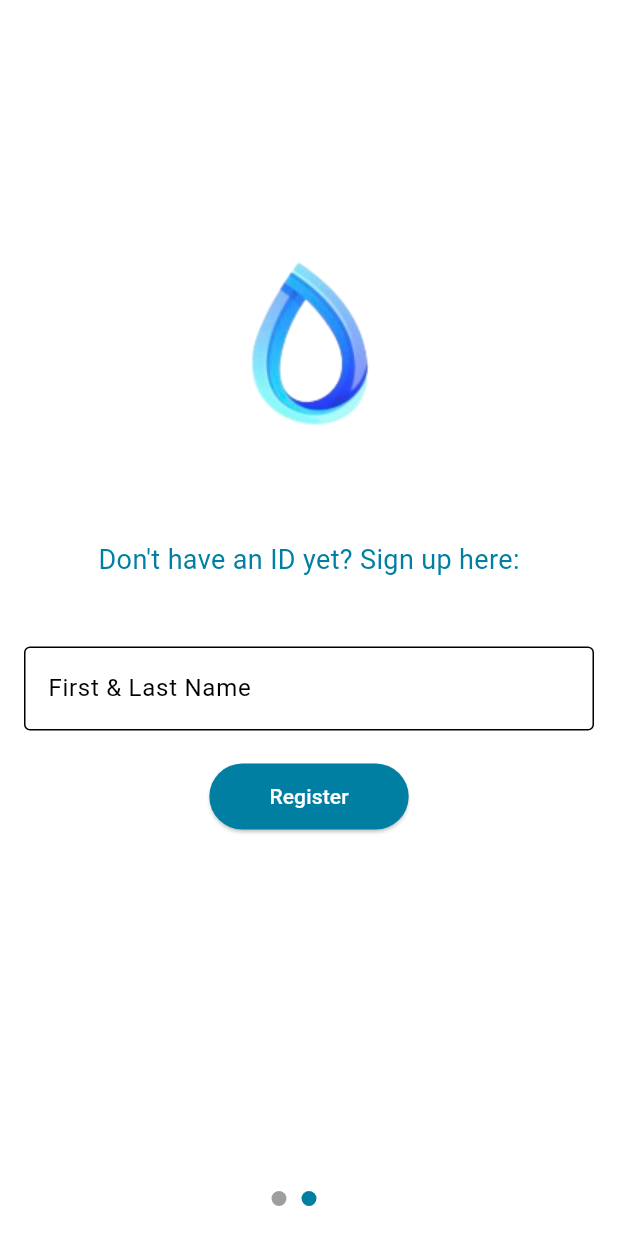
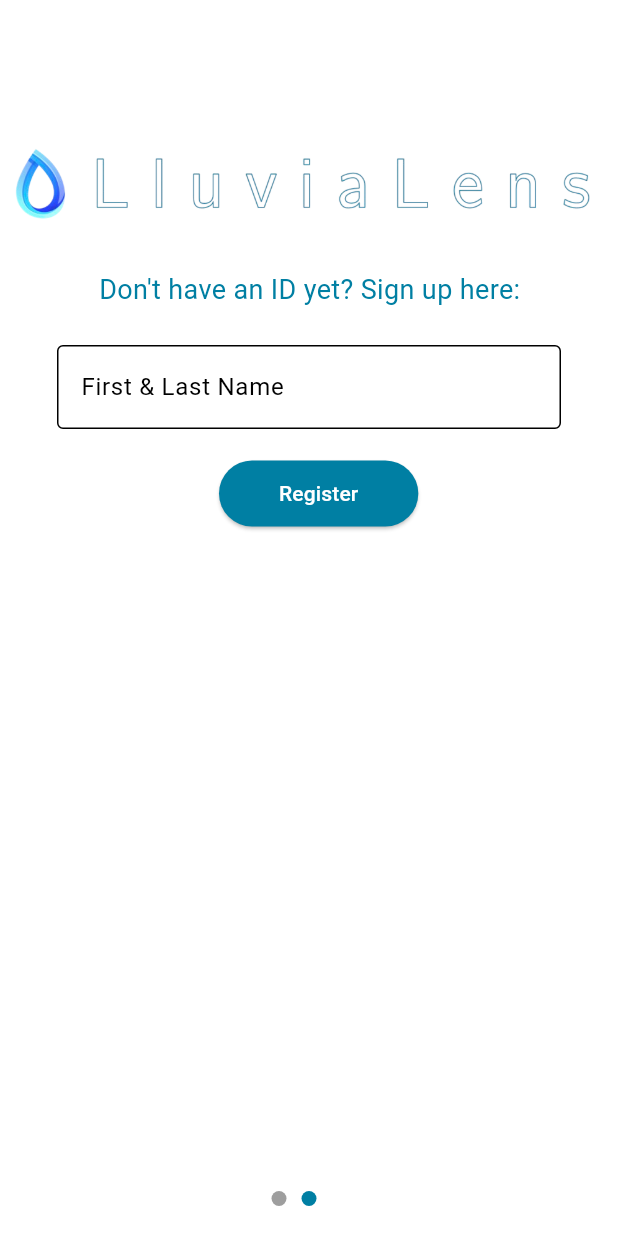
Before and after one commit to ewbuoft/aqualens-2425, a Flutter app: the screen it shows after launch, swiped to page 2, on a phone screen of 412 x 824 dp. Run offline on Flutter 3.47's test engine with Material 3 defaults, Android fonts, the phone set to English and light mode, and no system bars; our stand-ins replace camera, carousel_slider; Roboto replaces fonts that are missing (Verdana).

Commit message:
position widgets top top of screen, make widgets static

```diff
--- a/lib/login_and_signup.dart
+++ b/lib/login_and_signup.dart
@@ -66,7 +66,7 @@ class _SwipePagesState extends State<SwipePages> {
       return;
     }
 
-    // ✅ Reload the JSON from the local file
+    //Reload the JSON from the local file
     await _loadUniqueIds();
 
     // Find the user based on the updated list
@@ -151,14 +151,14 @@ class _SwipePagesState extends State<SwipePages> {
           Align(
             alignment: Alignment.topCenter,
             child: Padding(
-              padding: const EdgeInsets.only(top: 128),
+              padding: const EdgeInsets.only(top: 80),
               child: Image.asset('assets/logo_with_text.png'),
             ),
           ),
 
           Positioned(
-            top: 360,
-            left: MediaQuery.of(context).size.width / 2 - 90,
+            top: 180,
+            left: MediaQuery.of(context).size.width / 2 - 100,
             child: Text(
               'Put Your Unique ID Here: ',
               style: TextStyle(
@@ -168,8 +168,11 @@ class _SwipePagesState extends State<SwipePages> {
               ),
             ),
           ),
-          Align(
-            alignment: Alignment.center,
+
+          Positioned(
+            top: 230,
+            left: MediaQuery.of(context).size.width / 2 - 200,
+            width: 400,
             child: Padding(
               padding: const EdgeInsets.symmetric(horizontal: 32),
               child: TextField(
@@ -177,7 +180,8 @@ class _SwipePagesState extends State<SwipePages> {
                   userInput = value;
                 },
                 decoration: InputDecoration(
-                  hintText: 'Unique ID',
+                  //hintText: 'Unique ID',
+                  labelText: 'Unique ID',
                   border: const OutlineInputBorder(),
                   errorText: errorMessage,
                 ),
@@ -185,8 +189,9 @@ class _SwipePagesState extends State<SwipePages> {
             ),
           ),
 
-          Align(
-            alignment: Alignment.center,
+          Positioned(
+            top: 170,
+            left: MediaQuery.of(context).size.width / 2 - 60,
             child: Padding(
               padding: const EdgeInsets.only(top: 140),
 
@@ -277,7 +282,7 @@ class _SignUpPageState extends State<SignUpPage> {
     String monthYearPart =
         "${now.month.toString().padLeft(2, '0')}${now.year.toString().substring(2)}"; // MMYY format
 
-    // ✅ Load existing users from local file (NOT assets)
+    // Load existing users from local file (NOT assets)
     List<dynamic> jsonList = await _readJson();
 
     // Calculate the next client number
@@ -300,7 +305,7 @@ class _SignUpPageState extends State<SignUpPage> {
 
     jsonList.add(newUser);
 
-    // ✅ Write updated list to local file
+    // Write updated list to local file
     await _writeJson(jsonList);
 
     print("New User Added: $newUser");
@@ -309,30 +314,33 @@ class _SignUpPageState extends State<SignUpPage> {
 @override
   Widget build(BuildContext context) {
     return Scaffold(
-      body: Padding(
-        padding: const EdgeInsets.all(16.0),
-        child: Column(
-          mainAxisAlignment: MainAxisAlignment.start,
+      body: Stack(
         children: <Widget>[
           Align(
             alignment: Alignment.topCenter,
             child: Padding(
-                padding: const EdgeInsets.only(top: 128),
-                child: Image.asset('assets/logo.png'),
+              padding: const EdgeInsets.only(top: 80),
+              child: Image.asset('assets/logo_with_text.png'),
             ),
           ),
-            const SizedBox(height: 60),
-            Text(
+          Positioned(
+            top: 180,
+            left: MediaQuery.of(context).size.width / 2 - 140,
+            child: Text(
               "Don't have an ID yet? Sign up here:",
               style: TextStyle(
                 fontSize: 18,
-                //fontWeight: FontWeight.w500,
                 fontFamily: 'Verdana',
                 color: Theme.of(context).primaryColor,
               ),
             ),
-            const SizedBox(height: 45),
-            TextField(
+          ),
+         Positioned(
+            top: 230,
+            left: MediaQuery.of(context).size.width / 2 - 200,
+            width: 400,
+            child: Padding(padding: const EdgeInsets.symmetric(horizontal: 32),
+              child: TextField(
                 controller: _nameController,
                 decoration: InputDecoration(
                   labelText: 'First & Last Name',
@@ -340,15 +348,26 @@ class _SignUpPageState extends State<SignUpPage> {
                   errorText: errorMessage, // Show error message here
                 ),
               ),
-            const SizedBox(height: 20),
-
+            ),
+          ),
           if (generatedId != null)
-              Text(
+            Positioned(
+              top: 170,
+              left: MediaQuery.of(context).size.width / 2 - 200,
+              width: 400,
+              child: Text(
                 "Generated ID: $generatedId",
-                style: const TextStyle(fontSize: 12, fontWeight: FontWeight.bold, color: Colors.green),
+                style: const TextStyle(
+                  fontSize: 12,
+                  fontWeight: FontWeight.bold,
+                  color: Colors.green,
                 ),
-
-            ElevatedButton(
+              ),
+            ),
+        Positioned(
+            top: 305,
+            left: MediaQuery.of(context).size.width / 2 - 60,
+            child: ElevatedButton(
               onPressed: _generateUniqueId,
               style: ElevatedButton.styleFrom(
                 backgroundColor: Theme.of(context).primaryColor,
@@ -357,8 +376,8 @@ class _SignUpPageState extends State<SignUpPage> {
               ),
               child: const Text('Register'),
             ),
+          ),
         ],
-        ),
       ),
     );
   }
--- a/pubspec.yaml
+++ b/pubspec.yaml
@@ -36,7 +36,7 @@ dependencies:
   path_provider: ^2.1.1
   time: "^2.1.5"
   camera: ^0.11.0+1
-  device_info_plus: ^11.3.3
+  device_info_plus: ^11.3.0
 
 
   # The following adds the Cupertino Icons font to your application.
```
Also changed, not shown: pubspec.lock. Lines whose indentation alone changed are shown as unchanged.
